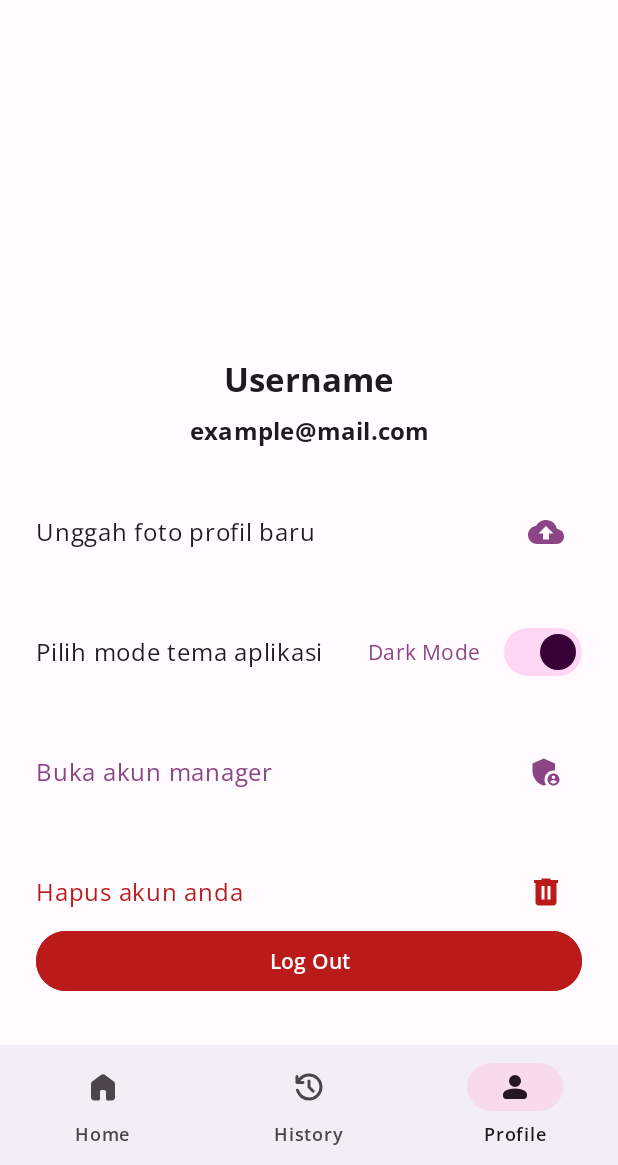
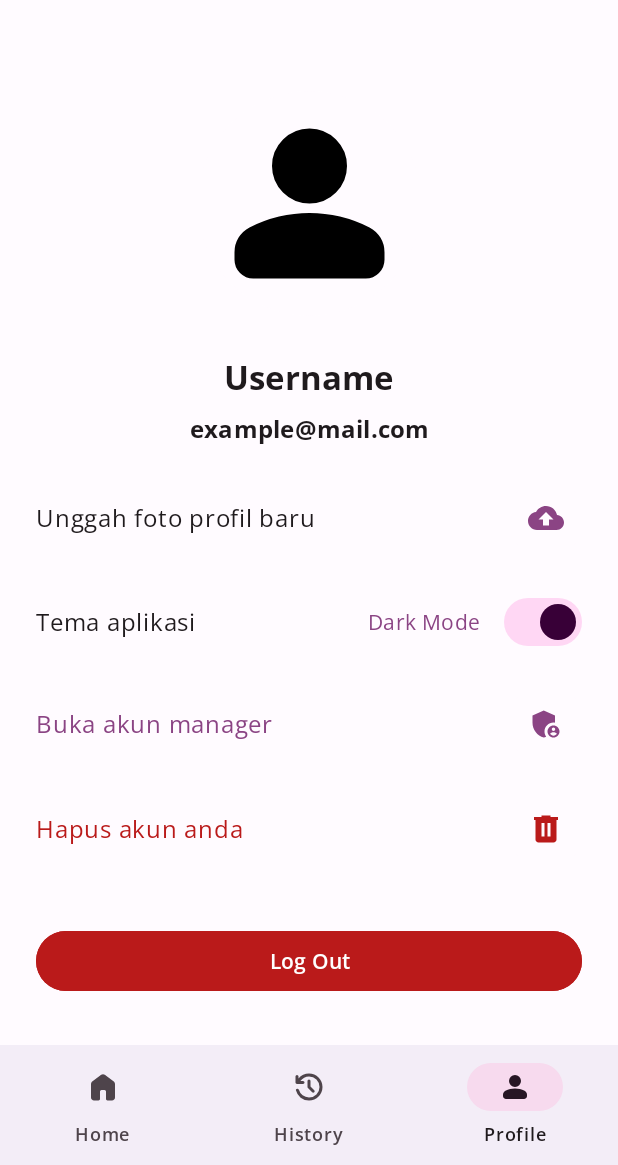
Before and after one commit to ergegananputra/travel_anywhere_by_rg, an Android app: the ProfileFragment screen opened through its navigation route, on a phone screen of 412 x 824 dp, the part 71-1236 px from its top. Run offline under Robolectric (Android 15) with nearby library versions, the phone set to English and light mode, and no system bars; our stand-ins replace navigation-ui; Roboto replaces fonts that are not available here.

Commit message:
UI completed

```diff
--- a/app/src/main/AndroidManifest.xml
+++ b/app/src/main/AndroidManifest.xml
@@ -33,6 +33,7 @@
 
         <activity
             android:name=".MainActivity"
+            android:resizeableActivity="true"
             android:exported="true">
         </activity>
 
--- a/app/src/main/java/com/ppb/travelanywhere/MainActivity.kt
+++ b/app/src/main/java/com/ppb/travelanywhere/MainActivity.kt
@@ -1,10 +1,14 @@
 package com.ppb.travelanywhere
 
+import android.os.Build
 import android.os.Bundle
 import android.util.Log
+import android.util.TypedValue
 import android.view.View
+import android.view.WindowManager
 import androidx.appcompat.app.AlertDialog
 import androidx.appcompat.app.AppCompatActivity
+import androidx.core.content.ContextCompat
 import androidx.navigation.fragment.NavHostFragment
 import androidx.navigation.ui.setupWithNavController
 import com.ppb.travelanywhere.databinding.ActivityMainBinding
@@ -17,7 +21,16 @@ class MainActivity : AppCompatActivity() {
         super.onCreate(savedInstanceState)
         setContentView(binding.root)
 
-        Log.d("MainActivity", "onCreate: Started")
+        val typedValue = TypedValue()
+        theme.resolveAttribute(android.R.attr.colorBackground, typedValue, true)
+        val backgroundColor = typedValue.data
+        window.statusBarColor = backgroundColor
+
+        if (Build.VERSION.SDK_INT >= Build.VERSION_CODES.P) {
+            val attributes = window.attributes
+            attributes.layoutInDisplayCutoutMode = WindowManager.LayoutParams.LAYOUT_IN_DISPLAY_CUTOUT_MODE_SHORT_EDGES
+            window.attributes = attributes
+        }
 
         // Bottom Navigation
         with(binding) {
--- a/app/src/main/res/layout/card_ticket_trip.xml
+++ b/app/src/main/res/layout/card_ticket_trip.xml
@@ -373,9 +373,10 @@
 
         <Button
             android:id="@+id/button_active"
-            android:layout_width="130dp"
+            android:layout_width="wrap_content"
             android:layout_height="40dp"
             android:backgroundTint="?attr/colorTertiaryContainer"
+            android:textAppearance="@style/TextAppearance.MyApp.LabelSmall"
             android:text="Active"
             android:textColor="?attr/colorOnTertiaryContainer"
             android:visibility="visible"
@@ -385,10 +386,11 @@
 
         <Button
             android:id="@+id/button_process"
-            android:layout_width="130dp"
+            android:layout_width="wrap_content"
             android:layout_height="40dp"
             android:backgroundTint="?attr/colorSecondaryContainer"
-            android:text="in Process"
+            android:text="Waiting"
+            android:textAppearance="@style/TextAppearance.MyApp.LabelSmall"
             android:textColor="?attr/colorOnSecondaryContainer"
             android:visibility="visible"
             app:layout_constraintEnd_toStartOf="@+id/button_active"
--- a/app/src/main/res/layout/fragment_profile.xml
+++ b/app/src/main/res/layout/fragment_profile.xml
@@ -8,25 +8,27 @@
     android:background="?android:attr/colorBackground">
 
 
+
     <com.google.android.material.card.MaterialCardView
         android:id="@+id/materialCardView2"
-        android:layout_width="wrap_content"
-        android:layout_height="wrap_content"
-        android:layout_marginTop="64dp"
-        android:layout_marginBottom="32dp"
+        android:layout_width="150dp"
+        android:layout_height="150dp"
+        android:layout_marginTop="32dp"
+        android:layout_marginBottom="24dp"
         app:cardCornerRadius="100dp"
         app:layout_constraintBottom_toTopOf="@+id/text_view_username"
         app:layout_constraintEnd_toEndOf="parent"
         app:layout_constraintStart_toStartOf="parent"
         app:layout_constraintTop_toTopOf="parent"
-        app:layout_constraintVertical_bias="1.0"
+        app:layout_constraintVertical_bias="0.95"
         app:strokeWidth="0dp">
 
         <ImageView
             android:id="@+id/image_view_profile"
-            android:layout_width="wrap_content"
-            android:layout_height="wrap_content"
-            tools:src="@tools:sample/avatars" />
+            android:layout_width="match_parent"
+            android:layout_height="match_parent"
+            android:scaleType="centerCrop"
+            android:src="@drawable/person_fill1_wght400_grad0_opsz24" />
 
     </com.google.android.material.card.MaterialCardView>
 
@@ -36,15 +38,16 @@
         android:layout_height="wrap_content"
         android:layout_marginStart="24dp"
         android:layout_marginEnd="24dp"
+        android:layout_marginBottom="300dp"
         android:text="Username"
         android:textAlignment="center"
         android:textAppearance="@style/TextAppearance.MyApp.TitleLarge"
         android:textColor="?attr/colorOnBackground"
-        app:layout_constraintBottom_toBottomOf="parent"
+        app:layout_constraintBottom_toTopOf="@+id/button"
         app:layout_constraintEnd_toEndOf="parent"
         app:layout_constraintStart_toStartOf="parent"
         app:layout_constraintTop_toTopOf="parent"
-        app:layout_constraintVertical_bias="0.35000002" />
+        app:layout_constraintVertical_bias="0.82" />
 
     <TextView
         android:id="@+id/text_view_email"
@@ -64,13 +67,15 @@
         android:layout_width="0dp"
         android:layout_height="wrap_content"
         android:layout_marginStart="24dp"
-        android:layout_marginTop="32dp"
+        android:layout_marginTop="24dp"
         android:layout_marginEnd="24dp"
         android:gravity="center_vertical"
         android:orientation="horizontal"
+        app:layout_constraintBottom_toTopOf="@+id/button"
         app:layout_constraintEnd_toEndOf="parent"
         app:layout_constraintStart_toStartOf="parent"
-        app:layout_constraintTop_toBottomOf="@+id/text_view_email">
+        app:layout_constraintTop_toBottomOf="@+id/text_view_email"
+        app:layout_constraintVertical_bias="0.0">
 
         <TextView
             android:id="@+id/text_view_unggah_foto_profil_baru"
@@ -91,12 +96,12 @@
             android:id="@+id/button_image_view_unggah_foto_profil_baru"
             android:layout_width="48dp"
             android:layout_height="48dp"
-            app:tint="?attr/colorPrimary"
             android:backgroundTint="?android:attr/colorBackground"
             android:src="@drawable/baseline_cloud_upload_24"
             app:layout_constraintBottom_toBottomOf="parent"
             app:layout_constraintEnd_toEndOf="parent"
-            app:layout_constraintTop_toTopOf="parent" />
+            app:layout_constraintTop_toTopOf="parent"
+            app:tint="?attr/colorPrimary" />
 
     </androidx.constraintlayout.widget.ConstraintLayout>
 
@@ -106,20 +111,22 @@
         android:layout_width="0dp"
         android:layout_height="wrap_content"
         android:layout_marginStart="24dp"
-        android:layout_marginTop="32dp"
+        android:layout_marginTop="8dp"
         android:layout_marginEnd="24dp"
         android:gravity="center_vertical"
         android:orientation="horizontal"
+        app:layout_constraintBottom_toTopOf="@+id/button"
         app:layout_constraintEnd_toEndOf="parent"
         app:layout_constraintStart_toStartOf="parent"
-        app:layout_constraintTop_toBottomOf="@+id/container_upload_image">
+        app:layout_constraintTop_toBottomOf="@+id/container_upload_image"
+        app:layout_constraintVertical_bias="0.06999999">
 
         <TextView
             android:id="@+id/text_view_theme_account"
             android:layout_width="wrap_content"
             android:layout_height="match_parent"
             android:layout_marginEnd="8dp"
-            android:text="Pilih mode tema aplikasi"
+            android:text="Tema aplikasi"
             android:textAlignment="center"
             android:textAppearance="@style/TextAppearance.MyApp.BodyLarge"
             android:textColor="?attr/colorOnBackground"
@@ -136,10 +143,10 @@
             android:layout_gravity="end"
             android:checked="true"
             android:text="Dark Mode"
+            android:textColor="?attr/colorPrimary"
             app:layout_constraintBottom_toBottomOf="parent"
             app:layout_constraintEnd_toEndOf="parent"
             app:layout_constraintTop_toTopOf="parent"
-            android:textColor="?attr/colorPrimary"
             app:thumbTint="?attr/colorOnPrimaryContainer"
             app:trackTint="?attr/colorPrimaryContainer" />
 
@@ -151,13 +158,15 @@
         android:layout_width="0dp"
         android:layout_height="wrap_content"
         android:layout_marginStart="24dp"
-        android:layout_marginTop="32dp"
+        android:layout_marginTop="8dp"
         android:layout_marginEnd="24dp"
         android:gravity="center_vertical"
         android:orientation="horizontal"
+        app:layout_constraintBottom_toTopOf="@+id/button"
         app:layout_constraintEnd_toEndOf="parent"
         app:layout_constraintStart_toStartOf="parent"
-        app:layout_constraintTop_toBottomOf="@+id/container_app_theme_mode">
+        app:layout_constraintTop_toBottomOf="@+id/container_app_theme_mode"
+        app:layout_constraintVertical_bias="0.100000024">
 
         <TextView
             android:id="@+id/text_view_kelola_account"
@@ -178,12 +187,12 @@
             android:id="@+id/button_image_view_manager_account"
             android:layout_width="48dp"
             android:layout_height="48dp"
-            app:tint="?attr/colorPrimary"
             android:backgroundTint="?android:attr/colorBackground"
             android:src="@drawable/baseline_admin_panel_settings_24"
             app:layout_constraintBottom_toBottomOf="parent"
             app:layout_constraintEnd_toEndOf="parent"
-            app:layout_constraintTop_toTopOf="parent" />
+            app:layout_constraintTop_toTopOf="parent"
+            app:tint="?attr/colorPrimary" />
 
     </androidx.constraintlayout.widget.ConstraintLayout>
 
@@ -192,13 +201,15 @@
         android:layout_width="0dp"
         android:layout_height="wrap_content"
         android:layout_marginStart="24dp"
-        android:layout_marginTop="32dp"
+        android:layout_marginTop="8dp"
         android:layout_marginEnd="24dp"
         android:gravity="center_vertical"
         android:orientation="horizontal"
+        app:layout_constraintBottom_toTopOf="@+id/button"
         app:layout_constraintEnd_toEndOf="parent"
         app:layout_constraintStart_toStartOf="parent"
-        app:layout_constraintTop_toBottomOf="@+id/container_kelola_account">
+        app:layout_constraintTop_toBottomOf="@+id/container_kelola_account"
+        app:layout_constraintVertical_bias="0.26">
 
         <TextView
             android:id="@+id/text_view_delete_account"
@@ -219,12 +230,12 @@
             android:id="@+id/button_image_view_delete_account"
             android:layout_width="48dp"
             android:layout_height="48dp"
-            app:tint="?attr/colorError"
             android:backgroundTint="?android:attr/colorBackground"
             android:src="@drawable/delete_fill1_wght400_grad0_opsz24"
             app:layout_constraintBottom_toBottomOf="parent"
             app:layout_constraintEnd_toEndOf="parent"
-            app:layout_constraintTop_toTopOf="parent" />
+            app:layout_constraintTop_toTopOf="parent"
+            app:tint="?attr/colorError" />
 
     </androidx.constraintlayout.widget.ConstraintLayout>
 
@@ -236,8 +247,8 @@
         android:layout_marginEnd="24dp"
         android:layout_marginBottom="32dp"
         android:backgroundTint="?attr/colorError"
+        android:elevation="4dp"
         android:text="Log Out"
-        android:elevation="4dp"
         android:textColor="?attr/colorOnError"
         app:layout_constraintBottom_toBottomOf="parent"
         app:layout_constraintEnd_toEndOf="parent"
--- a/app/src/main/res/layout/fragment_trip_history.xml
+++ b/app/src/main/res/layout/fragment_trip_history.xml
@@ -5,7 +5,6 @@
     android:layout_width="match_parent"
     android:layout_height="match_parent"
     tools:context=".history.TripHistoryFragment"
-    android:theme="@style/AppTheme"
     android:background="?android:attr/colorBackground"
     >
 
--- a/app/src/main/res/values-night/themes.xml
+++ b/app/src/main/res/values-night/themes.xml
@@ -2,8 +2,9 @@
     <!-- Base application theme. -->
 
     <style name="Base.Theme.TravelAnywhere" parent="Theme.Material3.DayNight.NoActionBar">
-        <item name="android:windowFullscreen">true</item>
+        <item name="android:windowFullscreen">false</item>
         <item name="android:windowBackground">@android:color/transparent</item>
+        <item name="android:navigationBarColor">@color/black</item>
     </style>
 
     <style name="AppTheme" parent="Theme.Material3.Dark.NoActionBar">
--- a/app/src/main/res/values-v27/themes.xml
+++ b/app/src/main/res/values-v27/themes.xml
@@ -3,9 +3,10 @@
     <style name="Base.Theme.TravelAnywhere" parent="Theme.Material3.DayNight.NoActionBar">
         <item name="android:windowFullscreen">false</item>
         <item name="android:windowBackground">@color/black</item>
-        <item name="android:windowTranslucentStatus">true</item>
+        <item name="android:windowTranslucentStatus">false</item>
         <item name="android:windowTranslucentNavigation">false</item>
         <item name="android:windowLayoutInDisplayCutoutMode">shortEdges</item>
+        <item name="android:navigationBarColor">@color/black</item>
 
         <item name="textAppearanceDisplayLarge">@style/TextAppearance.MyApp.DisplayLarge</item>
         <item name="textAppearanceDisplayMedium">@style/TextAppearance.MyApp.DisplayMedium</item>
--- a/app/src/main/res/values/themes.xml
+++ b/app/src/main/res/values/themes.xml
@@ -4,8 +4,9 @@
         <!-- Customize your light theme here. -->
         <item name="android:windowFullscreen">false</item>
         <item name="android:windowBackground">@color/black</item>
-        <item name="android:windowTranslucentStatus">true</item>
+        <item name="android:windowTranslucentStatus">false</item>
         <item name="android:windowTranslucentNavigation">false</item>
+        <item name="android:navigationBarColor">@color/black</item>
 
         <item name="textAppearanceDisplayLarge">@style/TextAppearance.MyApp.DisplayLarge</item>
         <item name="textAppearanceDisplayMedium">@style/TextAppearance.MyApp.DisplayMedium</item>
```
